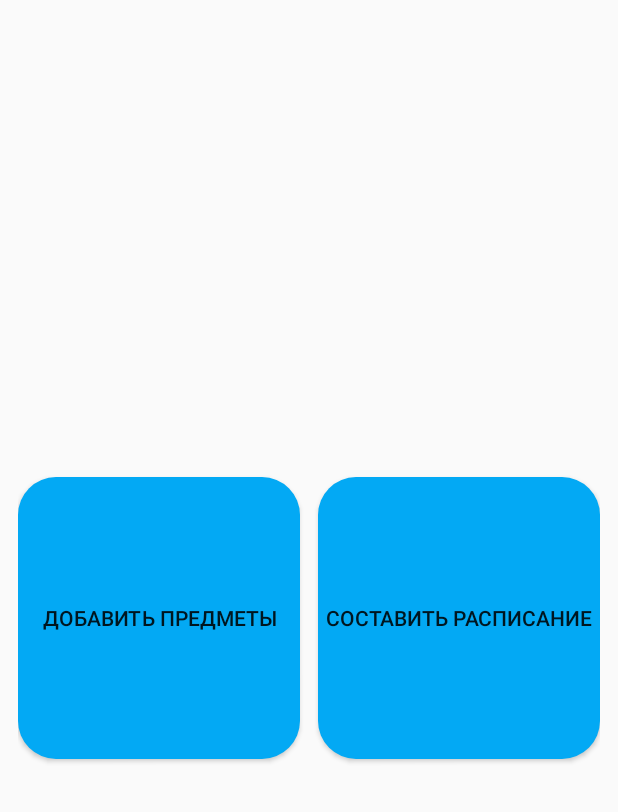
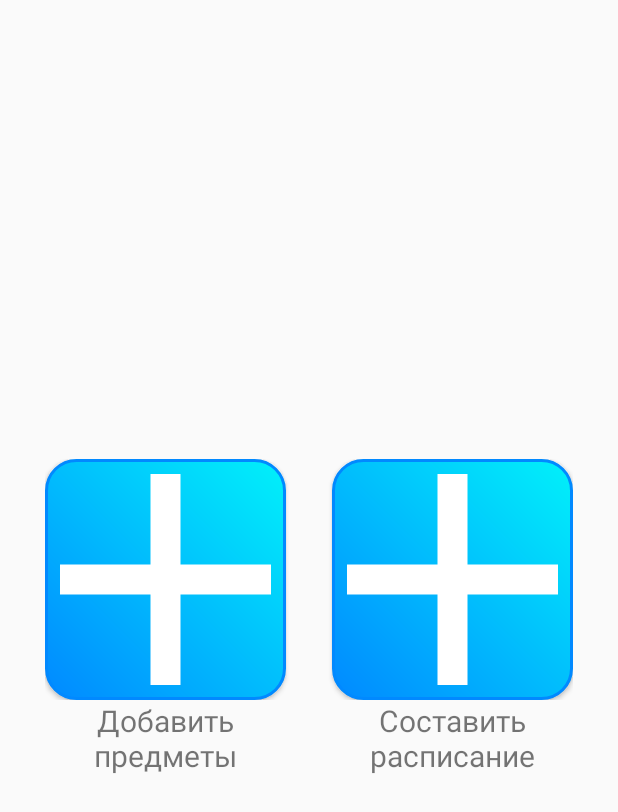
Before and after one commit to ShiryaevNikolay/MyApplicationTimeTable, an Android app: the screen it shows after launch (MainActivity), on a phone screen of 412 x 824 dp. Shown: the top 812 px of the screen. Run offline under Robolectric (Android 15) with nearby library versions, the phone set to English and light mode, and no system bars.

Commit message:
Change buttons of main menu, add "+" on buttons and gradient of background

```diff
--- a/app/src/main/res/drawable/rounded_corner.xml
+++ b/app/src/main/res/drawable/rounded_corner.xml
@@ -1,17 +1,48 @@
 <?xml version="1.0" encoding="utf-8"?>
-<selector xmlns:android="http://schemas.android.com/apk/res/android">
+<layer-list xmlns:android="http://schemas.android.com/apk/res/android">
 <item>
-    <shape xmlns:android="http://schemas.android.com/apk/res/android">
+    <shape
+        android:shape="rectangle">
 
         <solid
-            android:color="#03A9F4"/>
+            android:color="#03A9F4" />
 
         <corners
-            android:bottomLeftRadius="25dp"
-            android:bottomRightRadius="25dp"
-            android:topLeftRadius="25dp"
-            android:topRightRadius="25dp" />
+            android:radius="20dp"/>
 
+        <gradient
+            android:angle="45"
+            android:endColor="#01f1fa"
+            android:startColor="#0189ff"
+            android:type="linear" />
+
+        <stroke
+            android:width="2dp"
+            android:color="#0189ff"/>
     </shape>
 </item>
-</selector>
+<item>
+    <rotate
+        android:fromDegrees="90">
+        <shape
+            android:shape="line">
+
+            <stroke
+                android:color="#ffffff"
+                android:width="20dp"/>
+        </shape>
+    </rotate>
+</item>
+    <item>
+        <rotate
+            android:fromDegrees="0">
+            <shape
+                android:shape="line">
+
+                <stroke
+                    android:color="#ffffff"
+                    android:width="20dp"/>
+            </shape>
+        </rotate>
+    </item>
+</layer-list>
--- a/app/src/main/res/layout/activity_main.xml
+++ b/app/src/main/res/layout/activity_main.xml
@@ -6,26 +6,76 @@
     android:layout_height="match_parent"
     android:gravity="center"
     android:orientation="horizontal"
-    android:padding="12dp"
+    android:padding="30dp"
     tools:context=".MainActivity">
 
+
+    <LinearLayout
+        android:layout_width="0dp"
+        android:layout_height="wrap_content"
+        android:layout_weight="1"
+        android:orientation="vertical">
+
+        <LinearLayout
+            android:layout_width="match_parent"
+            android:layout_height="match_parent"
+            android:layout_weight="1"
+            android:orientation="horizontal"
+            tools:ignore="NestedWeights">
 
             <com.example.timetable.ResizableButton
                 android:id="@+id/main_btn1"
                 android:layout_width="match_parent"
-        android:layout_height="wrap_content"
-        android:layout_marginEnd="6dp"
+                android:layout_height="match_parent"
+                android:layout_marginEnd="15dp"
                 android:layout_weight="1"
-        android:text="Добавить предметы"
-        android:background="@drawable/rounded_corner"/>
+                android:background="@drawable/rounded_corner"
+                android:freezesText="false"
+                android:text=""
+                android:textColor="#ffffff"
+                android:textSize="120sp"
+                android:textStyle="bold" />
 
             <com.example.timetable.ResizableButton
                 android:id="@+id/button2"
                 android:layout_width="match_parent"
-        android:layout_height="wrap_content"
-        android:layout_marginStart="6dp"
+                android:layout_height="match_parent"
+                android:layout_marginStart="15dp"
                 android:layout_weight="1"
-        android:text="Составить расписание"
-        android:background="@drawable/rounded_corner"/>
+                android:background="@drawable/rounded_corner"
+                android:text=""
+                android:textColor="#ffffff"
+                android:textSize="120sp"
+                android:textStyle="bold" />
 
         </LinearLayout>
+
+        <LinearLayout
+            android:layout_width="match_parent"
+            android:layout_height="match_parent"
+            android:layout_weight="1"
+            android:orientation="horizontal">
+
+            <TextView
+                android:id="@+id/textView"
+                android:layout_width="match_parent"
+                android:layout_height="wrap_content"
+                android:layout_marginEnd="15dp"
+                android:layout_weight="1"
+                android:gravity="center"
+                android:text="Добавить предметы"
+                android:textSize="20sp" />
+
+            <TextView
+                android:id="@+id/textView2"
+                android:layout_width="match_parent"
+                android:layout_height="wrap_content"
+                android:layout_marginStart="15dp"
+                android:layout_weight="1"
+                android:gravity="center"
+                android:text="Составить расписание"
+                android:textSize="20sp" />
+        </LinearLayout>
+    </LinearLayout>
+
+</LinearLayout>
```
Lines whose indentation alone changed are shown as unchanged.
